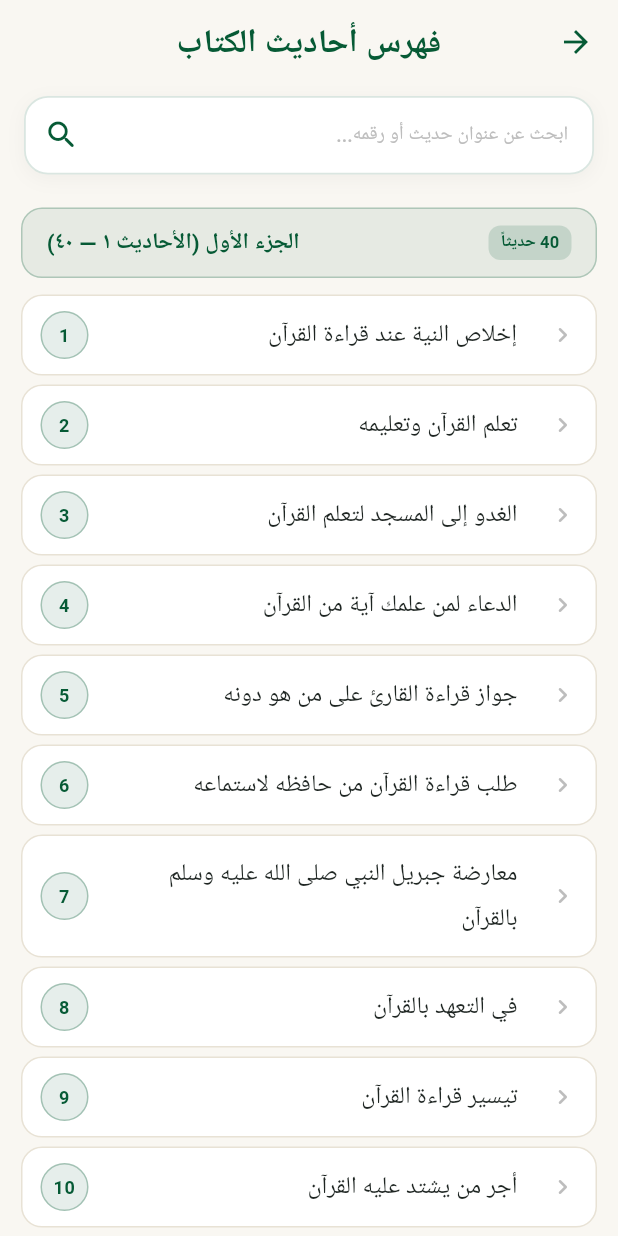
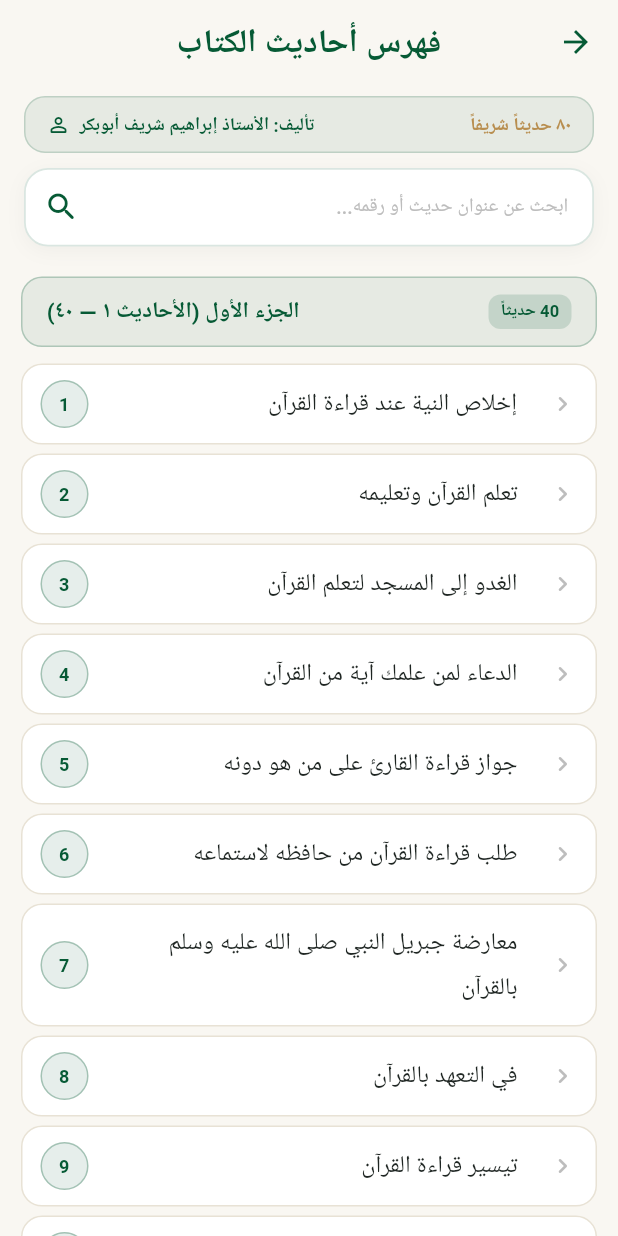
Before and after one commit to SharifIbrahimDev/tuhfah, a Flutter app: the TocScreen screen opened directly, on a phone screen of 412 x 824 dp. Run offline on Flutter 3.47's test engine with Material 3 defaults, Android fonts, the phone set to English and light mode, and no system bars; our stand-ins replace flutter_local_notifications, flutter_riverpod, flutter_tts, google_fonts, share_plus, shared_preferences and 2 more; missing offline and left inert: pdfx; accounts and stored records are empty; Roboto replaces fonts that are missing (Amiri, Tajawal).

Commit message:
feat(toc): display author attribution badge in table of contents header

```diff
--- a/lib/presentation/screens/toc_screen.dart
+++ b/lib/presentation/screens/toc_screen.dart
@@ -53,10 +53,51 @@ class _TocScreenState extends ConsumerState<TocScreen> {
 
           return Column(
             children: [
+              // Author attribution banner
+              Padding(
+                padding: const EdgeInsets.fromLTRB(16.0, 8.0, 16.0, 4.0),
+                child: Container(
+                  padding: const EdgeInsets.symmetric(horizontal: 14, vertical: 8),
+                  decoration: BoxDecoration(
+                    color: green.withValues(alpha: 0.08),
+                    borderRadius: BorderRadius.circular(14),
+                    border: Border.all(color: green.withValues(alpha: 0.18)),
+                  ),
+                  child: Row(
+                    mainAxisAlignment: MainAxisAlignment.spaceBetween,
+                    children: [
+                      Text(
+                        '٨٠ حديثاً شريفاً',
+                        style: GoogleFonts.tajawal(
+                          fontSize: 12,
+                          fontWeight: FontWeight.bold,
+                          color: gold,
+                        ),
+                      ),
+                      Row(
+                        mainAxisSize: MainAxisSize.min,
+                        children: [
+                          Text(
+                            'تأليف: الأستاذ إبراهيم شريف أبوبكر',
+                            style: GoogleFonts.tajawal(
+                              fontSize: 12,
+                              fontWeight: FontWeight.bold,
+                              color: green,
+                            ),
+                          ),
+                          const SizedBox(width: 6),
+                          Icon(Icons.person_outline_rounded, color: green, size: 16),
+                        ],
+                      ),
+                    ],
+                  ),
+                ),
+              ),
+
               // Search input
               Padding(
                 padding:
-                    const EdgeInsets.symmetric(horizontal: 16.0, vertical: 8.0),
+                    const EdgeInsets.symmetric(horizontal: 16.0, vertical: 6.0),
                 child: Container(
                   decoration: BoxDecoration(
                     color: isDark ? const Color(0xFF14241D) : Colors.white,
```
